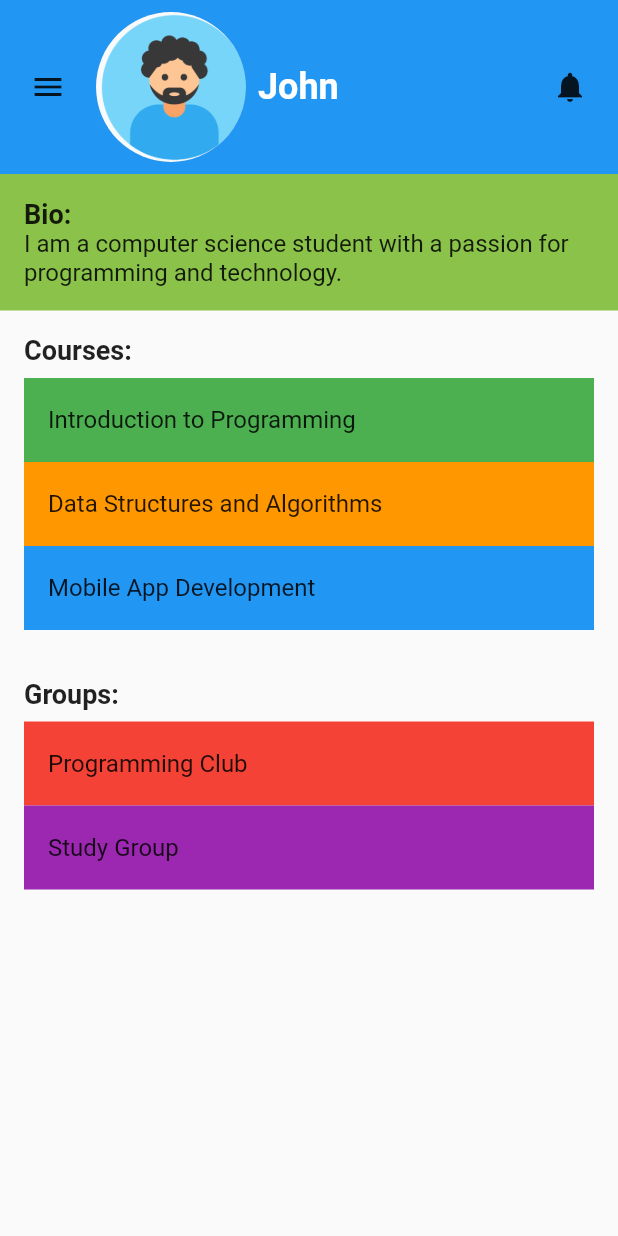
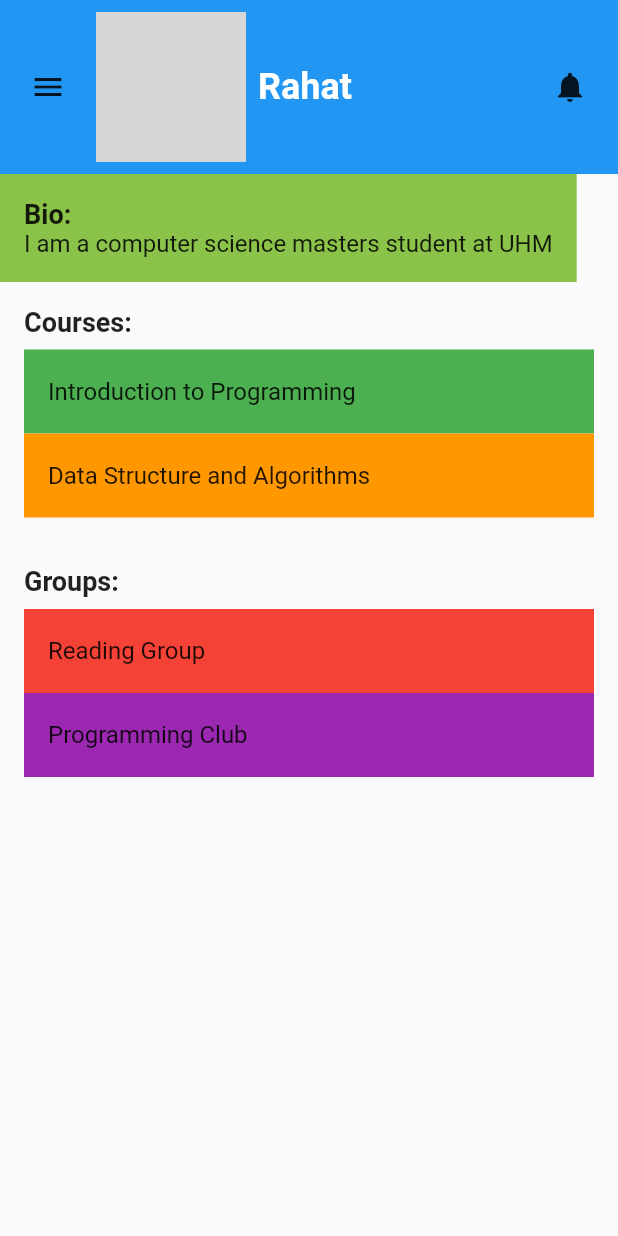
Before and after one commit to UHMSchoolBook/App, a Flutter app: the StudentProfilePage screen opened directly, on a phone screen of 412 x 824 dp. Run offline on Flutter 3.47's test engine with Material 2 defaults, Android fonts, the phone set to English and light mode, and no system bars; network calls fail; grey boxes are pictures that could not be loaded.

Commit message:
Profile Page from DB

```diff
--- a/lib/Student_Profile_Page/student_ProfilePage.dart
+++ b/lib/Student_Profile_Page/student_ProfilePage.dart
@@ -1,7 +1,13 @@
 import 'package:flutter/material.dart';
 import '../Components/bottom_navigation_bar.dart';
 import '../Feed/feed.dart';
+import '../data_model/user_db.dart';
+import '../data_model/courses_db.dart';
+import '../data_model/groups_db.dart';
 
+UserData data = userDB.getUser("user-001");
+List<String> classes = classDB.getClassesForStudent('user-001');
+List<String> groups = groupDB.getGroupForStudent('user-001');
 class StudentProfilePage extends StatefulWidget {
   @override
   _StudentProfilePageState createState() => _StudentProfilePageState();
@@ -38,7 +44,7 @@ class _StudentProfilePageState extends State<StudentProfilePage> {
                     ),
                   ),
                   Text(
-                    'I am a computer science student with a passion for programming and technology.',
+                    data.bio,
                     style: TextStyle(
                       fontSize: 16.0,
                     ),
@@ -63,19 +69,13 @@ class _StudentProfilePageState extends State<StudentProfilePage> {
                     onTap: () {
                       // Handle course click action
                     },
-                    child: CourseItem('Introduction to Programming', Colors.green),
+                    child: CourseItem(classes[0], Colors.green),
                   ),
                   InkWell(
                     onTap: () {
                       // Handle course click action
                     },
-                    child: CourseItem('Data Structures and Algorithms', Colors.orange),
-                  ),
-                  InkWell(
-                    onTap: () {
-                      // Handle course click action
-                    },
-                    child: CourseItem('Mobile App Development', Colors.blue),
+                    child: CourseItem(classes[1], Colors.orange),
                   ),
                 ],
               ),
@@ -97,13 +97,13 @@ class _StudentProfilePageState extends State<StudentProfilePage> {
                     onTap: () {
                       // Handle group click action
                     },
-                    child: GroupItem('Programming Club', Colors.red),
+                    child: GroupItem(groups[0], Colors.red),
                   ),
                   InkWell(
                     onTap: () {
                       // Handle group click action
                     },
-                    child: GroupItem('Study Group', Colors.purple),
+                    child: GroupItem(groups[1], Colors.purple),
                   ),
                 ],
               ),
@@ -174,12 +174,12 @@ class MyAppBar extends StatelessWidget implements PreferredSizeWidget {
                   ),
                   SizedBox(width: 8.0),
                   CircleAvatar(
-                    backgroundImage: AssetImage('assets/images/ProfilePic.png'), // Profile picture
+                    backgroundImage: NetworkImage(data.imagePath), // Profile picture
                     radius: 50,
                   ),
                   SizedBox(width: 8.0),
                   Text(
-                    'John', // User's name
+                    data.name, // User's name
                     style: TextStyle(
                       fontSize: 24,
                       fontWeight: FontWeight.bold,
```
Also changed, not shown: lib/data_model/courses_db.dart (added, +40 -0 lines), lib/data_model/groups_db.dart (added, +40 -0 lines), lib/data_model/user_db.dart (added, +57 -0 lines).
